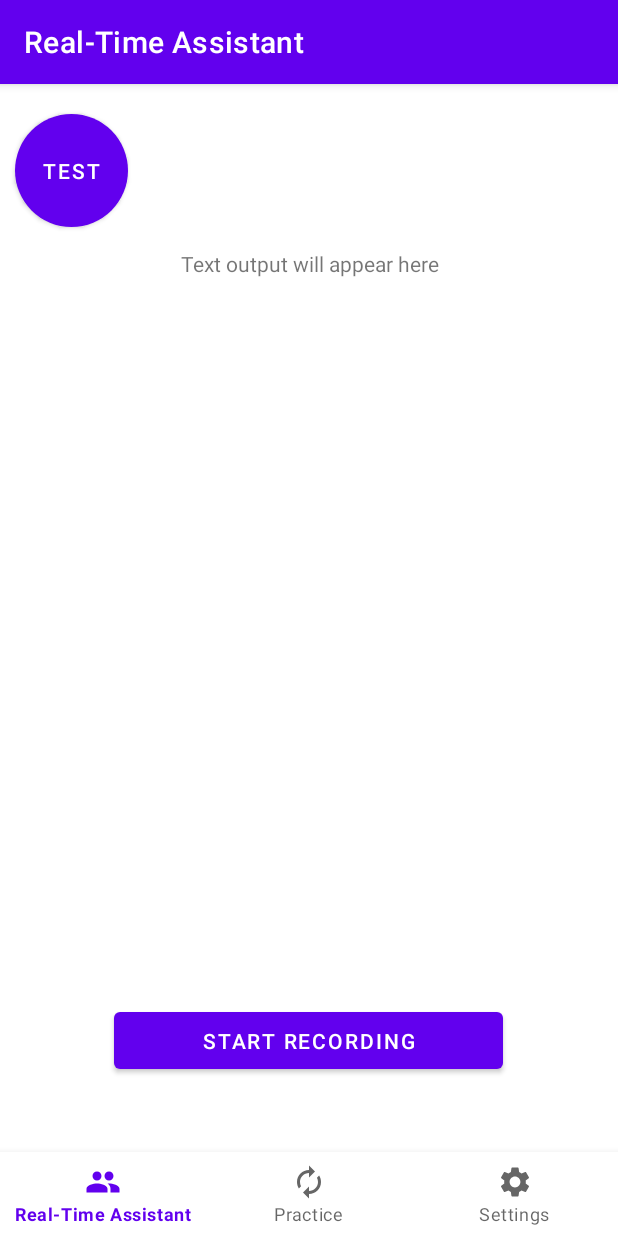
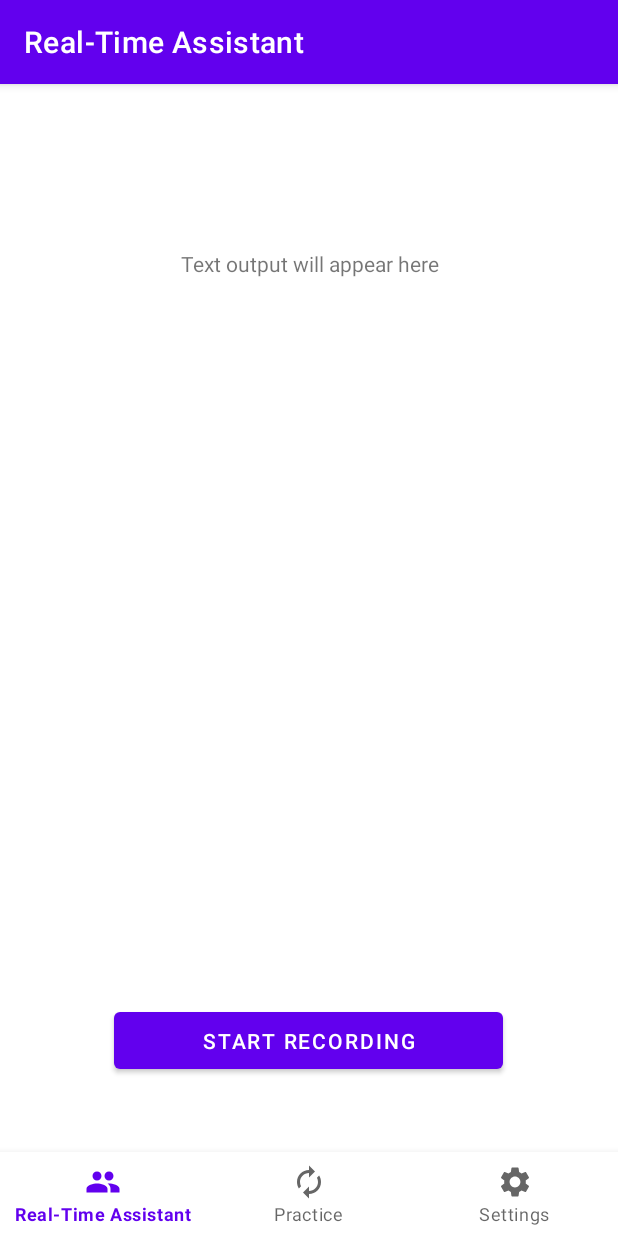
Before and after one commit to MarcM0/CapstoneTeam2023692, an Android app: the screen it shows after launch (MainActivity), on a phone screen of 412 x 824 dp. Run offline under Robolectric (Android 15) with nearby library versions, the phone set to English and light mode, and no system bars; our stand-ins replace navigation-ui; libraries missing offline, so code that uses them is left out: com.google.api.gax, com.google.auth.oauth2, com.google.cloud.speech; 6 statements that could not run were skipped.

Commit message:
remove test buttons

```diff
--- a/ConvoAssistant/app/src/main/res/layout/fragment_rta.xml
+++ b/ConvoAssistant/app/src/main/res/layout/fragment_rta.xml
@@ -45,26 +45,26 @@
         android:layout_width="match_parent"
         android:layout_height="match_parent" >
 
-        <com.google.android.material.button.MaterialButton
-            android:id="@+id/rta_test"
-            android:layout_width="75dp"
-            android:layout_height="75dp"
-            android:layout_alignParentTop="true"
-            android:layout_alignParentLeft="true"
-            android:layout_marginStart="10dp"
-            android:layout_marginTop="10dp"
-            android:layout_marginEnd="10dp"
-            android:layout_marginBottom="10dp"
-            android:insetLeft="0dp"
-            android:insetTop="0dp"
-            android:insetRight="0dp"
-            android:insetBottom="0dp"
-            android:text="Test"
-            android:textAlignment="center"
-            app:cornerRadius="100dp"
-            app:iconGravity="textStart"
-            app:iconPadding="0dp"
-            app:iconSize="35dp" />
+<!--        <com.google.android.material.button.MaterialButton-->
+<!--            android:id="@+id/rta_test"-->
+<!--            android:layout_width="75dp"-->
+<!--            android:layout_height="75dp"-->
+<!--            android:layout_alignParentTop="true"-->
+<!--            android:layout_alignParentLeft="true"-->
+<!--            android:layout_marginStart="10dp"-->
+<!--            android:layout_marginTop="10dp"-->
+<!--            android:layout_marginEnd="10dp"-->
+<!--            android:layout_marginBottom="10dp"-->
+<!--            android:insetLeft="0dp"-->
+<!--            android:insetTop="0dp"-->
+<!--            android:insetRight="0dp"-->
+<!--            android:insetBottom="0dp"-->
+<!--            android:text="Test"-->
+<!--            android:textAlignment="center"-->
+<!--            app:cornerRadius="100dp"-->
+<!--            app:iconGravity="textStart"-->
+<!--            app:iconPadding="0dp"-->
+<!--            app:iconSize="35dp" />-->
 
     </RelativeLayout>
 
```
Also changed, not shown: ConvoAssistant/app/src/main/res/layout/fragment_practice_mode.xml (+20 -20 lines).
